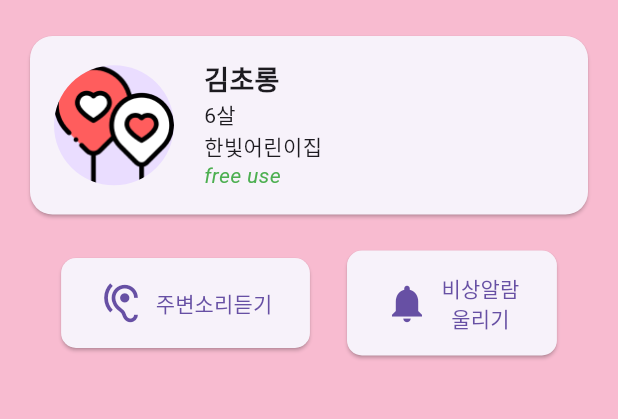
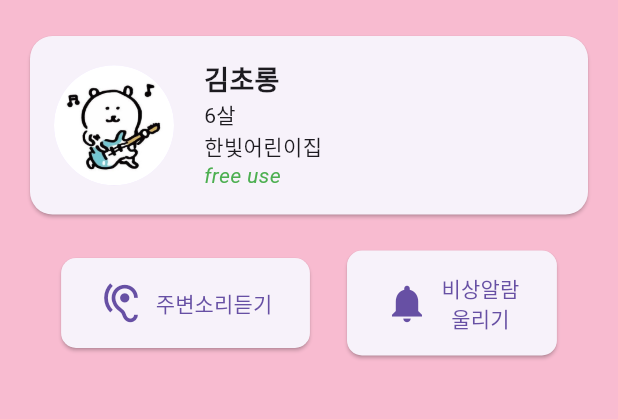
Before and after one commit to yuhaeun-la/LG_Flutter, a Flutter app: the screen it shows after launch, on a phone screen of 412 x 824 dp, the part 165-584 px from its top. Run offline on Flutter 3.47's test engine with Material 3 defaults, Android fonts, the phone set to English and light mode, and no system bars.

```diff
--- a/lib/ui/views/home_view.dart
+++ b/lib/ui/views/home_view.dart
@@ -45,7 +45,7 @@ class HomeView extends StatelessWidget {
                         const CircleAvatar(
                           radius: 40,
                           backgroundImage:
-                          AssetImage('lib/utils/assets/mainIcon.png'),
+                          AssetImage('lib/utils/assets/user1.jpg'),
                         ),
                         const SizedBox(width: 20),
                         Column(
--- a/pubspec.yaml
+++ b/pubspec.yaml
@@ -59,6 +59,7 @@ flutter:
   uses-material-design: true
   assets:
     - lib/utils/assets/mainIcon.png
+    - lib/utils/assets/user1.jpg
 
   # To add assets to your application, add an assets section, like this:
   # assets:
```
Also changed, not shown: lib/utils/assets/user1.jpg (added).
